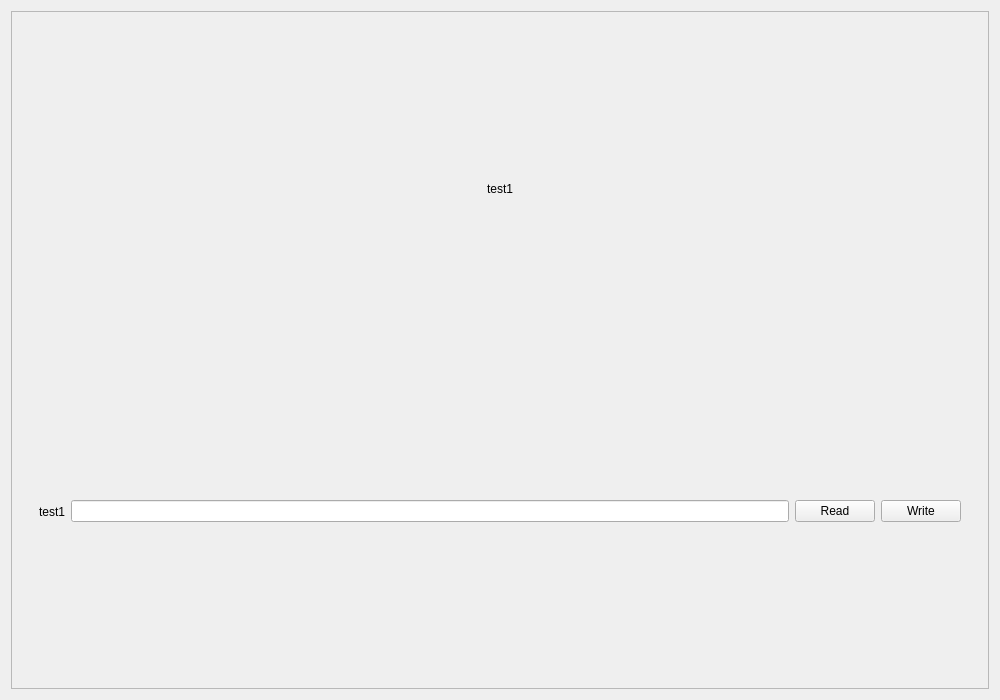
First picture: the form in GUI/ui_files/instrument_control_uis/test_serial_model_ui.ui, repository YeonungK/YonKu, before the edit.
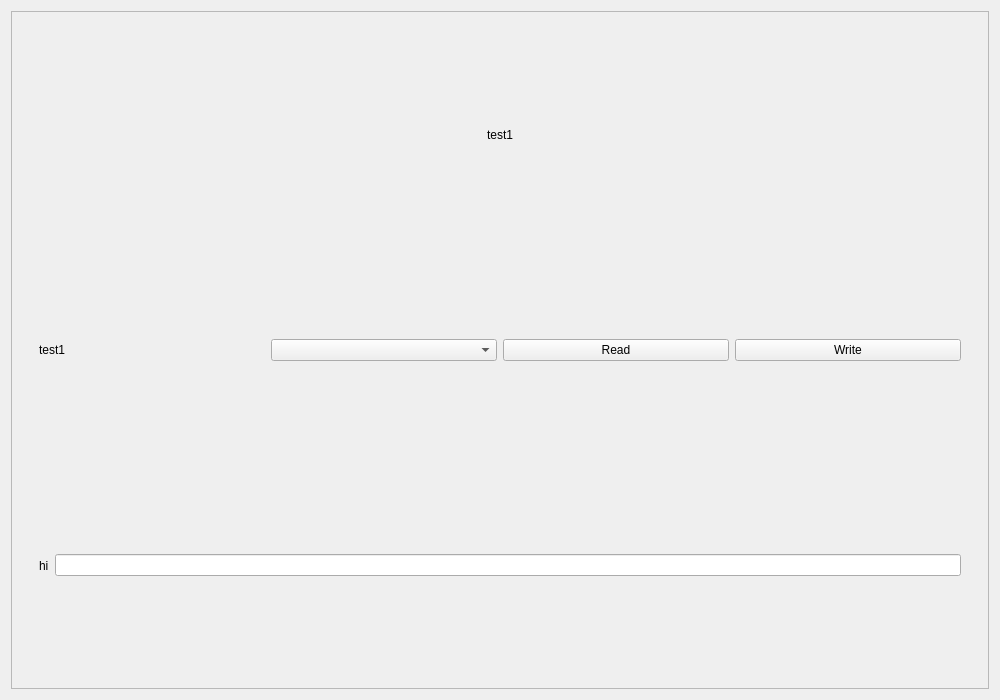
Second picture: the form after the edit.

```diff
--- a/GUI/ui_files/instrument_control_uis/test_serial_model_ui.ui
+++ b/GUI/ui_files/instrument_control_uis/test_serial_model_ui.ui
@@ -53,11 +53,7 @@
               </widget>
              </item>
              <item>
-              <widget class="QLineEdit" name="test1_test1_lineEdit">
-               <property name="readOnly">
-                <bool>false</bool>
-               </property>
-              </widget>
+              <widget class="QComboBox" name="test1_test1_comboBox"/>
              </item>
              <item>
               <widget class="QPushButton" name="test1_test1_readButton">
@@ -76,6 +72,22 @@
             </layout>
            </widget>
           </item>
+          <item>
+           <widget class="QWidget" name="test1_hi_rowWidget">
+            <layout class="QHBoxLayout" name="test1_hi_rowLayout">
+             <item>
+              <widget class="QLabel" name="test1_hi_label">
+               <property name="text">
+                <string>hi</string>
+               </property>
+              </widget>
+             </item>
+             <item>
+              <widget class="QLineEdit" name="test1_hi_lineEdit"/>
+             </item>
+            </layout>
+           </widget>
+          </item>
          </layout>
         </widget>
        </item>
```
